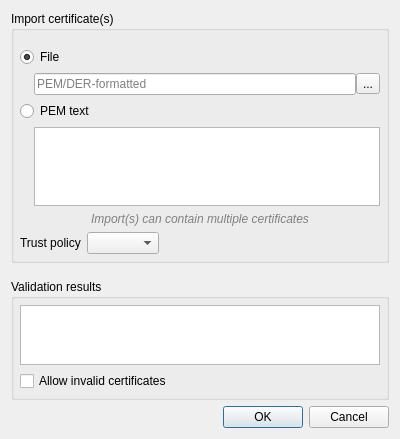
First picture: the form in src/ui/auth/qgsauthimportcertdialog.ui, repository qgis/QGIS, before the edit.
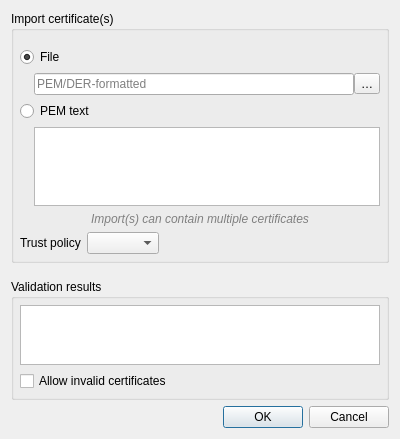
Second picture: the form after the edit. Custom widgets are drawn as their Qt base class.

What changed in the file:
```diff
--- a/src/ui/auth/qgsauthimportcertdialog.ui
+++ b/src/ui/auth/qgsauthimportcertdialog.ui
@@ -62,7 +62,7 @@
            <item>
             <widget class="QToolButton" name="btnImportFile">
              <property name="text">
-              <string>...</string>
+              <string>…</string>
              </property>
             </widget>
            </item>
```
